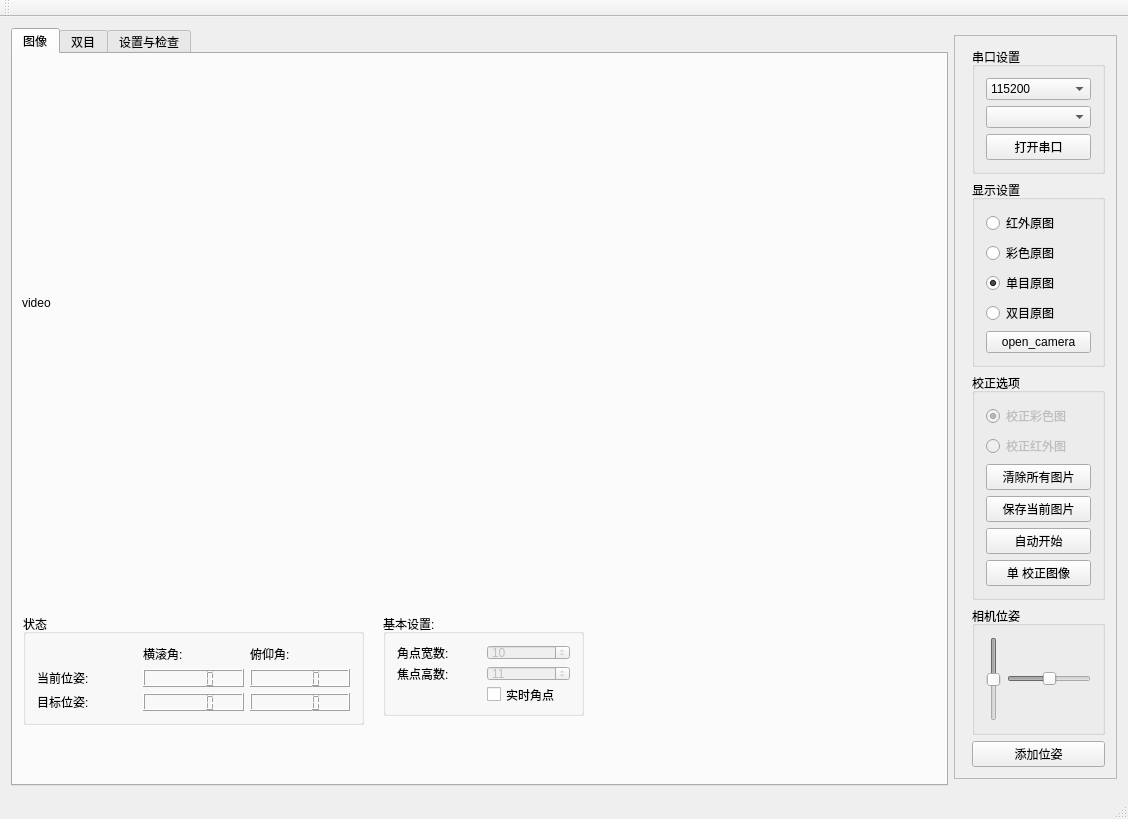
Qt form mainwindow.ui (FeiduoduoPeng/auto_calib_camera-master-pf-modified) before a commit.
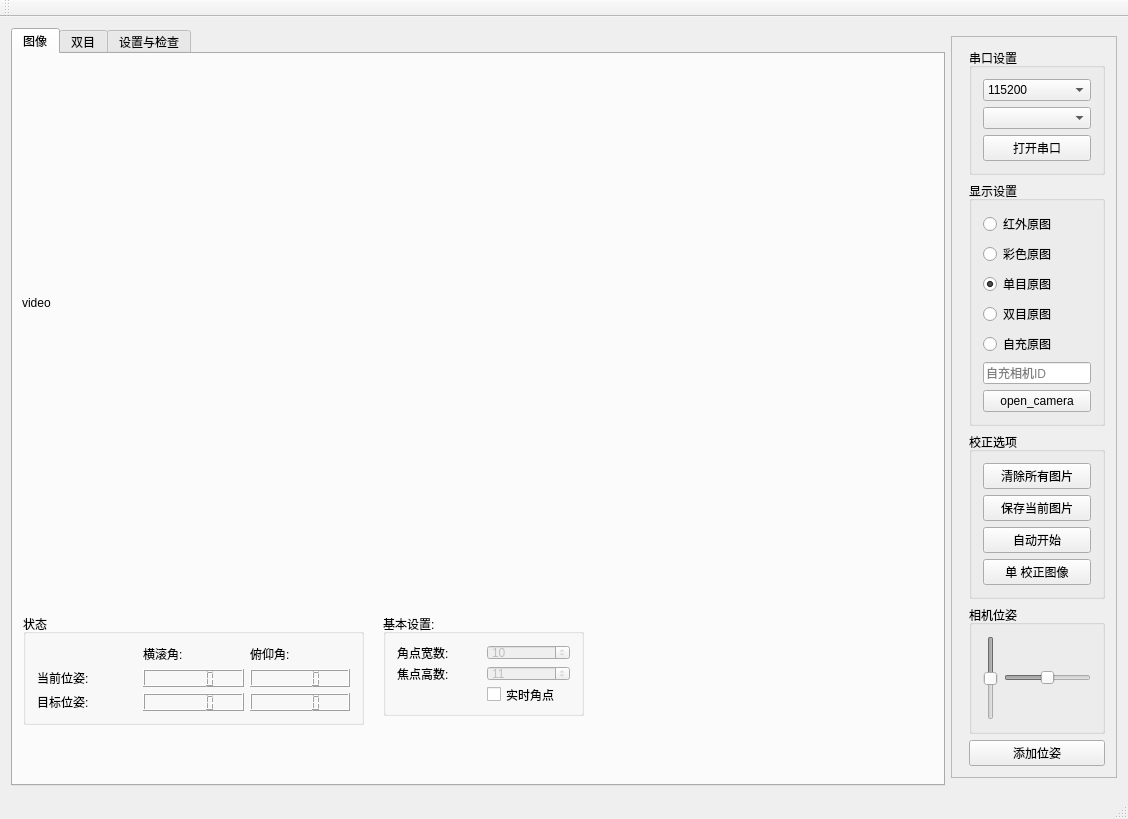
The same form after that commit.

Commit message: almost finish recharge camera

The edit to the form file:
```diff
--- a/mainwindow.ui
+++ b/mainwindow.ui
@@ -116,7 +116,7 @@
             </property>
            </widget>
           </item>
-          <item row="4" column="0">
+          <item row="6" column="0">
            <widget class="QPushButton" name="pushButton_open_camera">
             <property name="text">
              <string>open_camera</string>
@@ -140,6 +140,23 @@
             </property>
            </widget>
           </item>
+          <item row="4" column="0">
+           <widget class="QRadioButton" name="radioButtonRechargeCamera">
+            <property name="text">
+             <string>自充原图</string>
+            </property>
+           </widget>
+          </item>
+          <item row="5" column="0">
+           <widget class="QLineEdit" name="lineEdit_RcgID">
+            <property name="inputMethodHints">
+             <set>Qt::ImhNone</set>
+            </property>
+            <property name="placeholderText">
+             <string>自充相机ID</string>
+            </property>
+           </widget>
+          </item>
          </layout>
         </widget>
        </item>
@@ -149,27 +166,14 @@
           <string>校正选项</string>
          </property>
          <layout class="QGridLayout" name="gridLayout_3">
-          <item row="0" column="0">
-           <widget class="QRadioButton" name="radioButton_select_color_calib">
-            <property name="enabled">
-             <bool>false</bool>
-            </property>
-            <property name="text">
-             <string>校正彩色图</string>
-            </property>
-            <property name="checked">
-             <bool>true</bool>
-            </property>
-           </widget>
-          </item>
-          <item row="4" column="0">
+          <item row="2" column="0">
            <widget class="QPushButton" name="pushButton_start_calib">
             <property name="text">
              <string>自动开始</string>
             </property>
            </widget>
           </item>
-          <item row="2" column="0">
+          <item row="0" column="0">
            <widget class="QPushButton" name="pushButton_clean">
             <property name="text">
              <string>清除所有图片</string>
@@ -177,26 +181,13 @@
            </widget>
           </item>
           <item row="1" column="0">
-           <widget class="QRadioButton" name="radioButton_select_ir_calib">
-            <property name="enabled">
-             <bool>false</bool>
-            </property>
-            <property name="text">
-             <string>校正红外图</string>
-            </property>
-            <property name="checked">
-             <bool>false</bool>
-            </property>
-           </widget>
-          </item>
-          <item row="3" column="0">
            <widget class="QPushButton" name="pushButton_save_image">
             <property name="text">
              <string>保存当前图片</string>
             </property>
            </widget>
           </item>
-          <item row="5" column="0">
+          <item row="3" column="0">
            <widget class="QPushButton" name="pushButton_read_image_list">
             <property name="text">
              <string>单 校正图像</string>
```
The commit also changes 338 other files.
